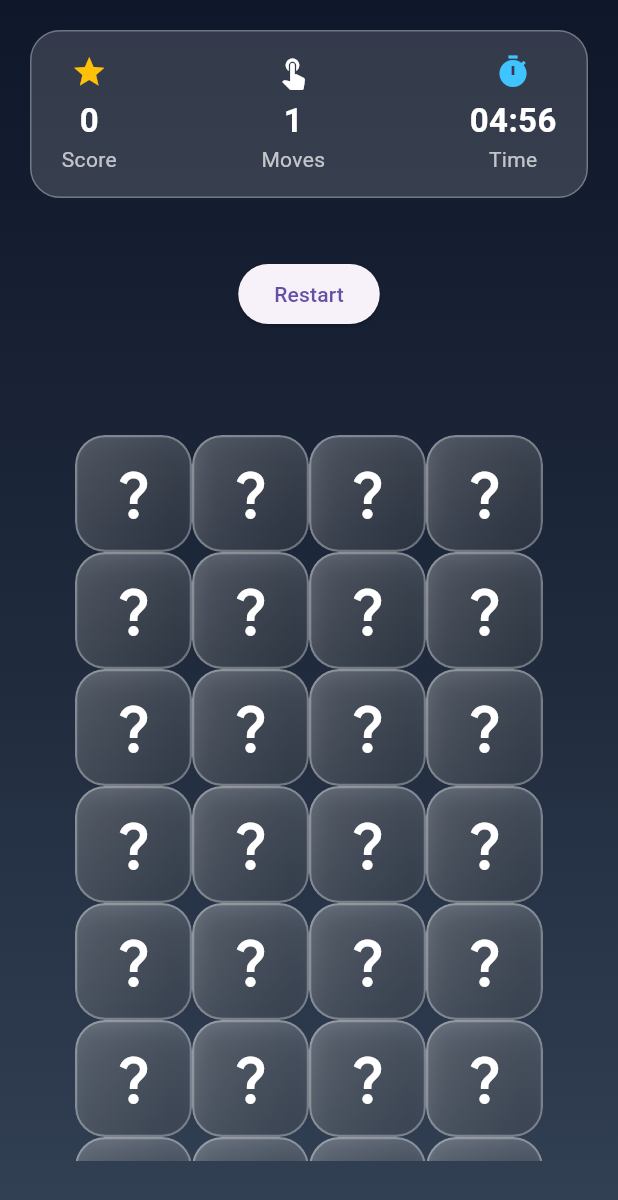
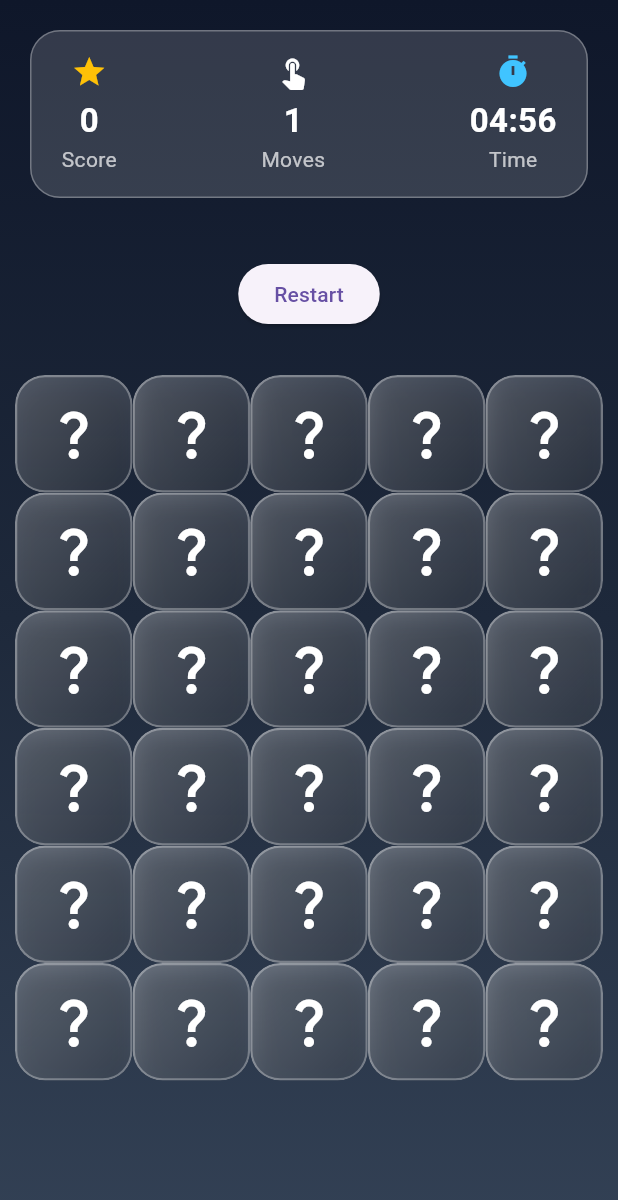
Before and after one commit to abdulkareemjamal50-bot/card-game, a Flutter app: the screen it shows after launch, on a phone screen of 412 x 824 dp. Shown: the top 1200 px of the screen. Run offline on Flutter 3.47's test engine with Material 3 defaults, Android fonts, the phone set to English and light mode, and no system bars; our stand-ins replace audioplayers.

Commit message:
Reduce margin in grid layout for improved card visibility

```diff
--- a/lib/home.dart
+++ b/lib/home.dart
@@ -436,13 +436,11 @@ class GridPageState extends State<GridPage> {
 
             Expanded(
               child: Container(
-                margin: const EdgeInsets.all(50),
+                margin: const EdgeInsets.all(10),
                 child: GridView.builder(
                   itemCount: cards.length,
                   gridDelegate: SliverGridDelegateWithFixedCrossAxisCount(
-                    crossAxisCount: MediaQuery.of(context).size.width > 700
-                        ? 5
-                        : 4,
+                    crossAxisCount: 5,
                   ),
                   itemBuilder: (context, index) {
                     return GestureDetector(
```
